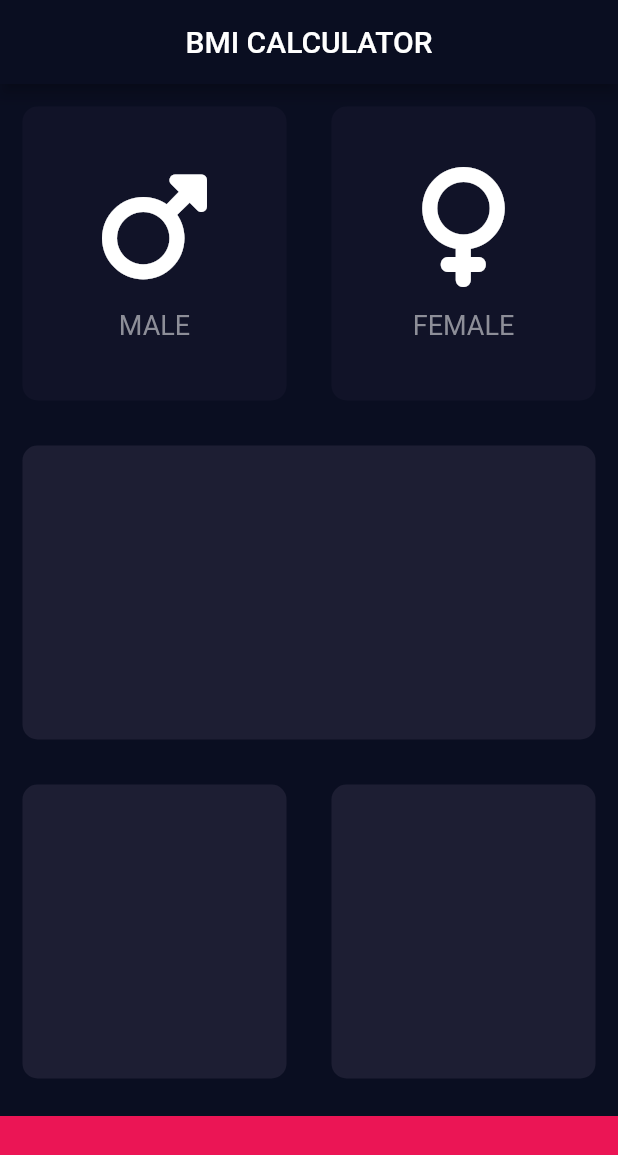
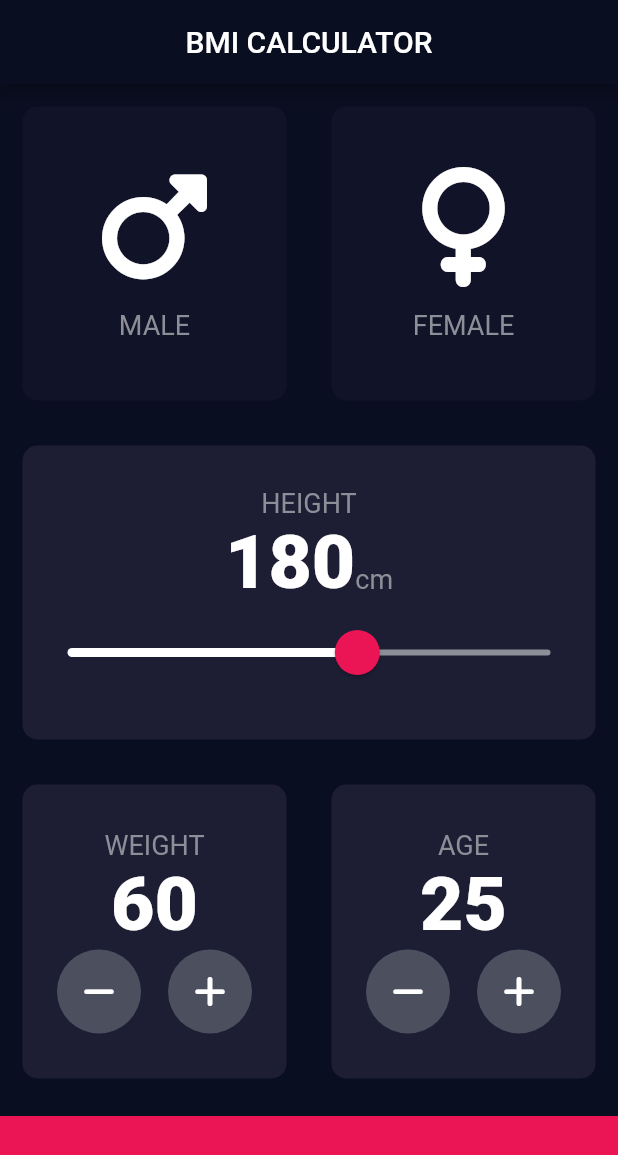
Before and after one commit to gregng14/bmi_calculator_flutter, a Flutter app: the screen it shows after launch, on a phone screen of 412 x 824 dp. Shown: the top 1155 px of the screen. Run offline on Flutter 3.47's test engine with Material 2 defaults, Android fonts, the phone set to English and light mode, and no system bars; our stand-ins replace font_awesome_flutter.

Commit message:
Created RoundIconButton

```diff
--- /dev/null
+++ b/lib/constants.dart
@@ -0,0 +1,16 @@
+import 'package:flutter/material.dart';
+
+const kBottomContainerHeight = 80.0;
+const kBottomContainerColor = Color(0xFFEB1555);
+const kActiveCardColor = Color(0xFF1D1E33);
+const kInactiveCardColor = Color(0xFF111328);
+
+const kLabelTextStyle = TextStyle(
+  fontSize: 18.0,
+  color: Color(0xFF8D8E98),
+);
+
+const kNumberTextStyle = TextStyle(
+  fontSize: 50.0,
+  fontWeight: FontWeight.w900,
+);
--- a/lib/icon_content.dart
+++ b/lib/icon_content.dart
@@ -1,9 +1,5 @@
 import 'package:flutter/material.dart';
-
-const labelTextStyle = TextStyle(
-  fontSize: 18.0,
-  color: Color(0xFF8D8E98),
-);
+import 'package:bmi_calculator_flutter/constants.dart';
 
 class IconContent extends StatelessWidget {
   const IconContent({required this.icon, required this.label});
@@ -25,7 +21,7 @@ class IconContent extends StatelessWidget {
         ),
         Text(
           label,
-          style: labelTextStyle,
+          style: kLabelTextStyle,
         ),
       ],
     );
--- a/lib/input_page.dart
+++ b/lib/input_page.dart
@@ -1,13 +1,10 @@
 import 'package:flutter/material.dart';
 import 'package:font_awesome_flutter/font_awesome_flutter.dart';
+import 'package:bmi_calculator_flutter/constants.dart';
 import 'package:bmi_calculator_flutter/icon_content.dart';
 import 'package:bmi_calculator_flutter/reusable_card.dart';
 
-const bottomContainerHeight = 80.0;
-const activeCardColor = Color(0xFF1D1E33);
-const inactiveCardColor = Color(0xFF111328);
-const bottomContainerColor = Color(0xFFEB1555);
-enum Gender {male, female}
+enum Gender { male, female }
 
 class InputPage extends StatefulWidget {
   @override
@@ -15,8 +12,10 @@ class InputPage extends StatefulWidget {
 }
 
 class _InputPageState extends State<InputPage> {
-
   Gender? selectedGender;
+  int height = 180;
+  int weight = 60;
+  int age = 25;
 
   @override
   Widget build(BuildContext context) {
@@ -26,36 +25,37 @@ class _InputPageState extends State<InputPage> {
         title: Text('BMI CALCULATOR'),
       ),
       body: Column(
+        crossAxisAlignment: CrossAxisAlignment.stretch,
         children: [
           Expanded(
             child: Row(
               children: [
                 Expanded(
-                  child: GestureDetector(
-                    onTap: () => setState(() {
+                  child: ReusableCard(
+                    onPressed: () => setState(() {
                       selectedGender = Gender.male;
                     }),
-                    child: ReusableCard(
                     cardChild: IconContent(
                       icon: FontAwesomeIcons.mars,
                       label: 'MALE',
                     ),
-                      color: selectedGender == Gender.male ? activeCardColor : inactiveCardColor,
-                    ),
+                    color: selectedGender == Gender.male
+                        ? kActiveCardColor
+                        : kInactiveCardColor,
                   ),
                 ),
                 Expanded(
-                  child: GestureDetector(
-                    onTap: () => setState(() {
+                  child: ReusableCard(
+                    onPressed: () => setState(() {
                       selectedGender = Gender.female;
                     }),
-                    child: ReusableCard(
                     cardChild: IconContent(
                       icon: FontAwesomeIcons.venus,
                       label: 'FEMALE',
                     ),
-                      color: selectedGender == Gender.female ? activeCardColor : inactiveCardColor,
-                    ),
+                    color: selectedGender == Gender.female
+                        ? kActiveCardColor
+                        : kInactiveCardColor,
                   ),
                 ),
               ],
@@ -63,7 +63,51 @@ class _InputPageState extends State<InputPage> {
           ),
           Expanded(
             child: ReusableCard(
-              color: activeCardColor,
+              color: kActiveCardColor,
+              cardChild: Column(
+                mainAxisAlignment: MainAxisAlignment.center,
+                children: [
+                  Text(
+                    'HEIGHT',
+                    style: kLabelTextStyle,
+                  ),
+                  Row(
+                    mainAxisAlignment: MainAxisAlignment.center,
+                    crossAxisAlignment: CrossAxisAlignment.baseline,
+                    textBaseline: TextBaseline.alphabetic,
+                    children: [
+                      Text(
+                        height.toString(),
+                        style: kNumberTextStyle,
+                      ),
+                      Text(
+                        'cm',
+                        style: kLabelTextStyle,
+                      ),
+                    ],
+                  ),
+                  SliderTheme(
+                    data: SliderTheme.of(context).copyWith(
+                      activeTrackColor: Colors.white,
+                      inactiveTrackColor: Color(0xff8d8e98),
+                      thumbColor: Color(0xffeb1555),
+                      overlayColor: Color(0x29eb1555),
+                      thumbShape: RoundSliderThumbShape(enabledThumbRadius: 15),
+                      overlayShape: RoundSliderOverlayShape(overlayRadius: 30),
+                    ),
+                    child: Slider(
+                      value: height.toDouble(),
+                      min: 120,
+                      max: 220,
+                      onChanged: (double newValue) {
+                        setState(() {
+                          height = newValue.round();
+                        });
+                      },
+                    ),
+                  ),
+                ],
+              ),
             ),
           ),
           Expanded(
@@ -71,25 +115,120 @@ class _InputPageState extends State<InputPage> {
               children: [
                 Expanded(
                   child: ReusableCard(
-                    color: activeCardColor,
+                    color: kActiveCardColor,
+                    cardChild: Column(
+                      mainAxisAlignment: MainAxisAlignment.center,
+                      children: [
+                        Text(
+                          'WEIGHT',
+                          style: kLabelTextStyle,
+                        ),
+                        Text(
+                          weight.toString(),
+                          style: kNumberTextStyle,
+                        ),
+                        Row(
+                          mainAxisAlignment: MainAxisAlignment.center,
+                          children: [
+                            RoundIconButton(
+                              icon: FontAwesomeIcons.minus,
+                              onPressed: () {
+                                setState(() {
+                                  weight--;
+                                });
+                              },
+                            ),
+                            SizedBox(
+                              width: 10,
+                            ),
+                            RoundIconButton(
+                              icon: FontAwesomeIcons.plus,
+                              onPressed: () {
+                                setState(() {
+                                  weight++;
+                                });
+                              },
+                            ),
+                          ],
+                        ),
+                      ],
+                    ),
                   ),
                 ),
                 Expanded(
                   child: ReusableCard(
-                    color: activeCardColor,
+                    color: kActiveCardColor,
+                    cardChild: Column(
+                      mainAxisAlignment: MainAxisAlignment.center,
+                      children: [
+                        Text(
+                          'AGE',
+                          style: kLabelTextStyle,
+                        ),
+                        Text(
+                          age.toString(),
+                          style: kNumberTextStyle,
+                        ),
+                        Row(
+                          mainAxisAlignment: MainAxisAlignment.center,
+                          children: [
+                            RoundIconButton(
+                              icon: FontAwesomeIcons.minus,
+                              onPressed: () {
+                                setState(() {
+                                  age--;
+                                });
+                              },
+                            ),
+                            SizedBox(
+                              width: 10,
+                            ),
+                            RoundIconButton(
+                              icon: FontAwesomeIcons.plus,
+                              onPressed: () {
+                                setState(() {
+                                  age++;
+                                });
+                              },
+                            ),
+                          ],
+                        ),
+                      ],
+                    ),
                   ),
                 ),
               ],
             ),
           ),
           Container(
-            color: bottomContainerColor,
+            color: kBottomContainerColor,
             margin: EdgeInsets.only(top: 10),
             width: double.infinity,
-            height: bottomContainerHeight,
+            height: kBottomContainerHeight,
           ),
         ],
       ),
     );
   }
 }
+
+class RoundIconButton extends StatelessWidget {
+  const RoundIconButton({Key? key, required this.icon, required this.onPressed})
+      : super(key: key);
+
+  final IconData icon;
+  final VoidCallback onPressed;
+
+  @override
+  Widget build(BuildContext context) {
+    return ElevatedButton(
+      onPressed: onPressed,
+      child: Icon(icon),
+      style: ElevatedButton.styleFrom(
+          elevation: 0,
+          primary: Color(0xff4c4f5e),
+          shape: CircleBorder(),
+          fixedSize: Size(56, 56)),
+    );
+  }
+}
--- a/lib/reusable_card.dart
+++ b/lib/reusable_card.dart
@@ -1,19 +1,23 @@
 import 'package:flutter/material.dart';
 
 class ReusableCard extends StatelessWidget {
-  ReusableCard({required this.color, this.cardChild});
+  ReusableCard({required this.color, this.cardChild, this.onPressed});
 
   final Color color;
   final Widget? cardChild;
+  final VoidCallback? onPressed;
 
   @override
   Widget build(BuildContext context) {
-    return Container(
-      child: cardChild,
-      margin: EdgeInsets.all(15),
-      decoration: BoxDecoration(
-        color: color,
-        borderRadius: BorderRadius.circular(10),
+    return GestureDetector(
+      onTap: onPressed,
+      child: Container(
+        child: cardChild,
+        margin: EdgeInsets.all(15),
+        decoration: BoxDecoration(
+          color: color,
+          borderRadius: BorderRadius.circular(10),
+        ),
       ),
     );
   }
```
Lines whose indentation alone changed are shown as unchanged.
